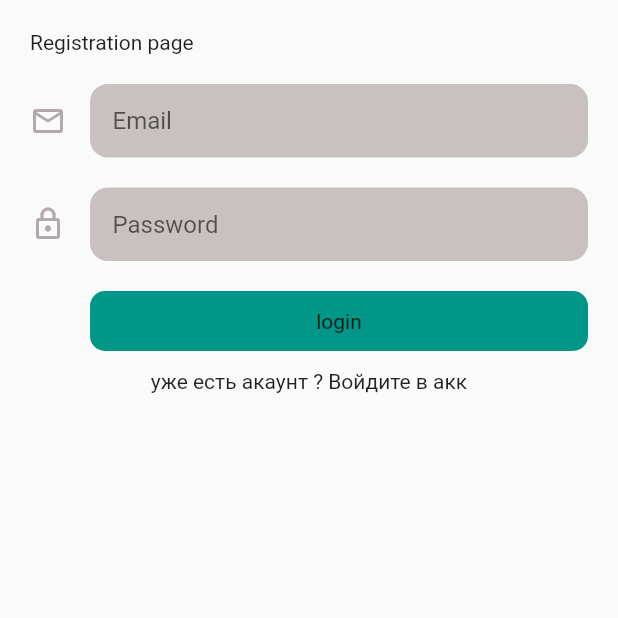
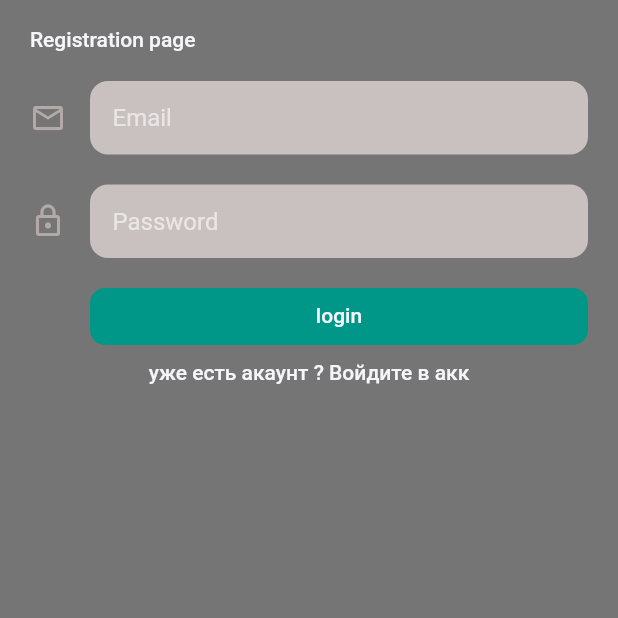
Before and after one commit to StGGC/GeekShop, a Flutter app: the screen it shows after launch, after a tap on "не зарегестрированы ? Сделайте это", on a phone screen of 412 x 824 dp, the top half of it. Run offline on Flutter 3.47's test engine with Material 2 defaults, Android fonts, the phone set to English and light mode, and no system bars; our stand-ins replace firebase_auth, firebase_core, hive, hive_flutter; missing offline and left inert: bottom_nav_bar; accounts and stored records are empty; network calls fail.

Commit message:
переписана тема

```diff
--- a/lib/ui/screens/cart/cart_screen.dart
+++ b/lib/ui/screens/cart/cart_screen.dart
@@ -11,7 +11,7 @@ class CartScreen extends StatelessWidget {
   @override
   Widget build(BuildContext context) {
     return Padding(
-      padding: const EdgeInsets.all(ThemeApp.kIndent),
+      padding: const EdgeInsets.all(ThemeSize.kIndent),
       child: Column(
         children: const [
           _CartBody(),
@@ -103,10 +103,10 @@ class _CartButtomBar extends StatelessWidget {
   Widget build(BuildContext context) {
     final model = context.watch<CartModel>();
     return Container(
-      decoration: const BoxDecoration(
-        color: ThemeApp.kFrontColor,
-        borderRadius: BorderRadius.all(
-          Radius.circular(ThemeApp.kRadius),
+      decoration: BoxDecoration(
+        color: Theme.of(context).splashColor,
+        borderRadius: const BorderRadius.all(
+          Radius.circular(ThemeSize.kRadius),
         ),
       ),
       width: double.infinity,
@@ -115,7 +115,10 @@ class _CartButtomBar extends StatelessWidget {
         child: Column(
           crossAxisAlignment: CrossAxisAlignment.start,
           children: [
-            Text('all total ${model.pr}'),
+            Text(
+              'all total ${model.pr}',
+              style: Theme.of(context).textTheme.bodyMedium,
+            ),
             model.pr > 20000
                 ? Text(
                     'save -${model.procent}',
--- a/lib/ui/screens/detail/product_detail_screen.dart
+++ b/lib/ui/screens/detail/product_detail_screen.dart
@@ -135,7 +135,7 @@ class _ProductDetailedContainerText extends StatelessWidget {
                 child:
                     Text(title, style: _style(size: 22, fW: FontWeight.w500))),
             Container(
-              decoration: _decoration(colors: ThemeApp.kAccent),
+              decoration: _decoration(colors: Theme.of(context).primaryColor),
               child: Padding(
                 padding: const EdgeInsets.all(12.0),
                 child: Text(
@@ -269,9 +269,9 @@ class _DishDetailedButtonBack extends StatelessWidget {
           left: 12.0 + 10,
           right: 12.0,
         ),
-        child: const Icon(
+        child: Icon(
           Icons.arrow_back_ios,
-          color: ThemeApp.kAccent,
+          color: Theme.of(context).primaryColor,
         ),
       ),
     );
--- a/lib/ui/screens/guiding_screen/guiding_screen.dart
+++ b/lib/ui/screens/guiding_screen/guiding_screen.dart
@@ -18,7 +18,7 @@ class GuidingScreen extends StatelessWidget {
           (mediaQuery < 371) ? const _FooterFlotingButtom() : null,
       bottomNavigationBar:
           (mediaQuery >= 371) ? const _FooterBottomBarWidget() : null,
-      backgroundColor: ThemeApp.kBGColor,
+      backgroundColor: Theme.of(context).scaffoldBackgroundColor,
     );
   }
 }
@@ -56,13 +56,13 @@ class _FooterBottomBarWidget extends StatelessWidget {
       itemCornerRadius: 20,
       selectedIndex: currentIndexTab,
       containerPadding: EdgeInsets.zero,
-      backgroundColor: ThemeApp.kBGColor,
+      backgroundColor: Theme.of(context).scaffoldBackgroundColor,
       onItemSelected: model.setCurrentIndexTab,
       animationDuration: const Duration(milliseconds: 300),
       mainAxisAlignment: MainAxisAlignment.spaceEvenly,
       items: <BottomNavBarItem>[
-        bubbItem('Home', Icons.home, currentIndexTab),
-        bubbItem('Favorite', Icons.favorite, currentIndexTab),
+        bubbItem('Home', Icons.home, currentIndexTab, context),
+        bubbItem('Favorite', Icons.favorite, currentIndexTab, context),
         BottomNavBarItem(
           title: 'Shop cart',
           icon: Row(
@@ -74,7 +74,7 @@ class _FooterBottomBarWidget extends StatelessWidget {
                       padding: const EdgeInsets.only(bottom: 5),
                       child: Text(
                         cartModel.number,
-                        style: TextStyle(
+                        style: const TextStyle(
                           fontWeight: FontWeight.bold,
                         ),
                       ),
@@ -82,11 +82,12 @@ class _FooterBottomBarWidget extends StatelessWidget {
                   : const SizedBox.shrink()
             ],
           ),
-          inactiveColor: ThemeApp.kFrontColor,
+          inactiveColor: Theme.of(context).splashColor,
           activeColor: Color(listIntActiveColor[currentIndexTab]),
-          activeBackgroundColor: ThemeApp.kFrontColor,
+          activeBackgroundColor: Theme.of(context).splashColor,
         ),
-        bubbItem('Profile', Icons.account_circle_rounded, currentIndexTab),
+        bubbItem(
+            'Profile', Icons.account_circle_rounded, currentIndexTab, context),
       ],
     );
   }
@@ -98,12 +99,12 @@ class _FooterFlotingButtom extends StatelessWidget {
   Widget build(BuildContext context) {
     return CircleAvatar(
       radius: 33,
-      backgroundColor: ThemeApp.kFrontColor,
+      backgroundColor: Theme.of(context).splashColor,
       child: Center(
         child: FloatingActionButton(
           elevation: 0,
           onPressed: () {},
-          backgroundColor: ThemeApp.kAccent,
+          backgroundColor: Theme.of(context).primaryColor,
           child: const Icon(Icons.menu_sharp),
         ),
       ),
@@ -112,12 +113,12 @@ class _FooterFlotingButtom extends StatelessWidget {
 }
 
 final listIntActiveColor = [0xffF10f2f10, 0xffFF3D00, 0xffF10f2f10, 0xffF7fff6];
-bubbItem(String text, IconData icon, int index) {
+bubbItem(String text, IconData icon, int index, context) {
   return BottomNavBarItem(
     title: text,
     icon: Icon(icon),
-    inactiveColor: ThemeApp.kFrontColor,
+    inactiveColor: Theme.of(context).splashColor,
     activeColor: Color(listIntActiveColor[index]),
-    activeBackgroundColor: ThemeApp.kFrontColor,
+    activeBackgroundColor: Theme.of(context).splashColor,
   );
 }
--- a/lib/ui/screens/profile/profile.dart
+++ b/lib/ui/screens/profile/profile.dart
@@ -1,17 +1,66 @@
 import 'package:flutter/material.dart';
 import 'package:provider/provider.dart';
 import 'package:text/ui/screens/profile/profile_model.dart';
+import 'package:flutter/foundation.dart' show defaultTargetPlatform;
 
 class ProfileScreen extends StatelessWidget {
   const ProfileScreen({super.key});
+  @override
+  Widget build(BuildContext context) {
+    return Scaffold(
+        body: Padding(
+      padding: const EdgeInsets.symmetric(horizontal: 20),
+      child: _getPage(),
+    ));
+  }
+
+  Widget _getPage() {
+    switch (defaultTargetPlatform.name) {
+      case 'windows':
+        return const _DesktopBody();
+      default:
+        return const _MobileBody();
+    }
+  }
+}
+
+class _DesktopBody extends StatelessWidget {
+  const _DesktopBody();
+
+  @override
+  Widget build(BuildContext context) {
+    return Center(
+      child: Column(
+        crossAxisAlignment: CrossAxisAlignment.center,
+        mainAxisAlignment: MainAxisAlignment.start,
+        children: [
+          SizedBox(height: 50),
+          Container(
+            width: 200,
+            height: 200,
+            decoration: const BoxDecoration(
+              image: DecorationImage(
+                  fit: BoxFit.cover,
+                  image: AssetImage(
+                    'assets/imgs/Prod1.png',
+                  )),
+            ),
+          ),
+          SizedBox(height: 10),
+          Text(' user is null '),
+        ],
+      ),
+    );
+  }
+}
+
+class _MobileBody extends StatelessWidget {
+  const _MobileBody();
 
   @override
   Widget build(BuildContext context) {
     final model = context.watch<ProfileModel>();
-    return Scaffold(
-      body: Padding(
-        padding: const EdgeInsets.symmetric(horizontal: 20),
-        child: Column(
+    return Column(
       crossAxisAlignment: CrossAxisAlignment.start,
       children: [
         const SizedBox(height: 10),
@@ -39,8 +88,6 @@ class ProfileScreen extends StatelessWidget {
           },
         )
       ],
-        ),
-      ),
     );
   }
 }
--- a/lib/ui/theme/theme_app.dart
+++ b/lib/ui/theme/theme_app.dart
@@ -1,10 +1,53 @@
 import 'package:flutter/material.dart';
 
-abstract class ThemeApp {
-  static const Color kFrontColor = Color.fromARGB(255, 245, 245, 250);
-  static const Color kBGColor = Color.fromARGB(255, 220, 220, 225);
-  static const Color kAccent = Color.fromARGB(255, 10, 206, 144);
+abstract class ThemeSize {
   static const kIndent = 12.0;
   static const kHeight = 33.0;
   static const kRadius = 12.0;
 }
+
+abstract class ThemeColors {
+  static const Color kFrontColor = Color.fromARGB(255, 245, 245, 250);
+  static const Color kBGColor = Color.fromARGB(255, 220, 220, 225);
+  static const Color kAccent = Color.fromARGB(255, 10, 206, 144);
+  static const Color kTextColorLight = kFrontColor;
+  static const Color kTextColorDark = Color.fromARGB(255, 52, 51, 51);
+}
+
+class MyTheme {
+  static final light = ThemeData.dark().copyWith(
+    textTheme: textThemeLight,
+    primaryTextTheme: textThemeLight,
+    scaffoldBackgroundColor: ThemeColors.kBGColor,
+    primaryColor: ThemeColors.kAccent,
+    splashColor: ThemeColors.kFrontColor,
+  );
+  static final dark = ThemeData.dark().copyWith(
+    textTheme: textThemeDark,
+    primaryTextTheme: textThemeDark,
+    scaffoldBackgroundColor: Colors.grey[600],
+    primaryColor: ThemeColors.kAccent,
+    splashColor: Colors.grey,
+  );
+}
+
+const _textStyleDark = TextStyle(
+  //fontFamily: 'Roboto',
+  fontWeight: FontWeight.w500,
+  height: 1,
+  color: ThemeColors.kTextColorLight,
+);
+
+const _textStyleLight = TextStyle(
+  // fontFamily: 'Roboto',
+  fontWeight: FontWeight.w500,
+  height: 1,
+  color: ThemeColors.kTextColorDark,
+);
+
+const textThemeDark = TextTheme(
+  bodyMedium: _textStyleDark,
+);
+const textThemeLight = TextTheme(
+  bodyMedium: _textStyleLight,
+);
--- a/lib/ui/widgets/app/my_app_widget.dart
+++ b/lib/ui/widgets/app/my_app_widget.dart
@@ -2,6 +2,7 @@ import 'package:firebase_auth/firebase_auth.dart';
 import 'package:flutter/material.dart';
 import 'package:text/ui/navigations/main_navigation.dart';
 import 'package:flutter/foundation.dart' show defaultTargetPlatform;
+import 'package:text/ui/theme/theme_app.dart';
 
 class MyAppWidget extends StatelessWidget {
   const MyAppWidget({Key? key}) : super(key: key);
@@ -23,7 +24,8 @@ class MyAppWidget extends StatelessWidget {
     final mainNavigation = MainNavigation();
     return MaterialApp(
       title: 'flutter app',
-      theme: ThemeData(),
+      theme: MyTheme.dark,
+      darkTheme: MyTheme.dark,
       routes: mainNavigation.routes,
       initialRoute: getRout(),
       onGenerateRoute: mainNavigation.onGenerateRoute,
--- a/lib/ui/widgets/header_widget/header_widget.dart
+++ b/lib/ui/widgets/header_widget/header_widget.dart
@@ -50,6 +50,7 @@ class _SearchWidget extends StatelessWidget {
       fillColor: Color.fromARGB(255, 235, 235, 235),
       prefixIcon: Icon(Icons.search, color: Colors.grey),
       hintText: 'Search',
+      hintStyle: TextStyle(color: Colors.black87),
       enabledBorder: styleSearch,
       focusedBorder: styleSearch,
     );
@@ -75,7 +76,7 @@ class _FilterButtonWidget extends StatelessWidget {
       shadowColor: Colors.transparent,
       foregroundColor: Colors.transparent,
       backgroundColor: Colors.transparent,
-      side: const BorderSide(width: 2, color: ThemeApp.kAccent),
+      side: BorderSide(width: 2, color: Theme.of(context).primaryColor),
       shape: RoundedRectangleBorder(borderRadius: BorderRadius.circular(0.12)),
     );
     final currentIndexTab = context.select(
@@ -85,9 +86,9 @@ class _FilterButtonWidget extends StatelessWidget {
       return ElevatedButton(
         style: styleBut,
         onPressed: colBak,
-        child: const SizedBox(
+        child: SizedBox(
           height: 33.0,
-          child: Icon(Icons.tune, color: ThemeApp.kAccent),
+          child: Icon(Icons.tune, color: Theme.of(context).primaryColor),
         ),
       );
     }
```
Also changed, not shown: lib/ui/screens/favorite/favorite_screen.dart (+14 -7 lines), lib/ui/screens/menu_home_screen/menu_home_screen.dart (+18 -18 lines). Lines whose indentation alone changed are shown as unchanged.
